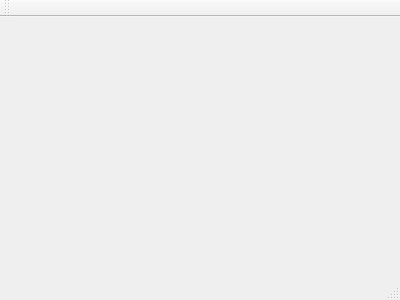
Above: mainwindow.ui from samadritakarmakar/thickpipe before the change. Below: the same form after it.
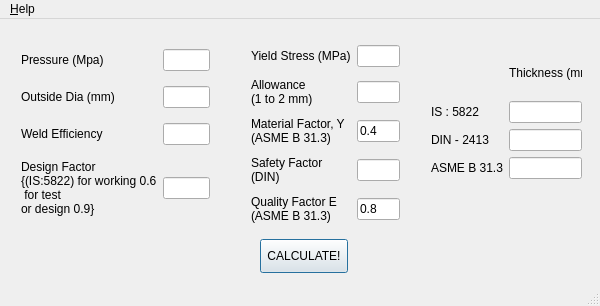
That is the form after the change.

```diff
--- a/mainwindow.ui
+++ b/mainwindow.ui
@@ -1,24 +1,292 @@
 <ui version="4.0">
  <class>MainWindow</class>
- <widget class="QMainWindow" name="MainWindow" >
-  <property name="geometry" >
+ <widget class="QMainWindow" name="MainWindow">
+  <property name="geometry">
    <rect>
     <x>0</x>
     <y>0</y>
-    <width>400</width>
-    <height>300</height>
+    <width>600</width>
+    <height>306</height>
    </rect>
   </property>
   <property name="windowTitle" >
    <string>MainWindow</string>
   </property>
-  <widget class="QMenuBar" name="menuBar" />
-  <widget class="QToolBar" name="mainToolBar" />
-  <widget class="QWidget" name="centralWidget" />
-  <widget class="QStatusBar" name="statusBar" />
+  <widget class="QWidget" name="centralWidget">
+   <widget class="QPushButton" name="pushButton">
+    <property name="geometry">
+     <rect>
+      <x>260</x>
+      <y>220</y>
+      <width>88</width>
+      <height>34</height>
+     </rect>
+    </property>
+    <property name="text">
+     <string>CALCULATE!</string>
+    </property>
+    <property name="autoDefault">
+     <bool>true</bool>
+    </property>
+    <property name="default">
+     <bool>true</bool>
+    </property>
+   </widget>
+   <widget class="QWidget" name="gridLayoutWidget">
+    <property name="geometry">
+     <rect>
+      <x>10</x>
+      <y>10</y>
+      <width>211</width>
+      <height>211</height>
+     </rect>
+    </property>
+    <layout class="QGridLayout" name="gridLayout">
+     <item row="2" column="0">
+      <widget class="QLabel" name="label_6">
+       <property name="text">
+        <string>Weld Efficiency</string>
+       </property>
+      </widget>
+     </item>
+     <item row="0" column="0">
+      <widget class="QLabel" name="label_4">
+       <property name="text">
+        <string>Pressure (Mpa)</string>
+       </property>
+      </widget>
+     </item>
+     <item row="1" column="0">
+      <widget class="QLabel" name="label_5">
+       <property name="text">
+        <string>Outside Dia (mm)</string>
+       </property>
+      </widget>
+     </item>
+     <item row="2" column="1">
+      <widget class="QLineEdit" name="we"/>
+     </item>
+     <item row="1" column="1">
+      <widget class="QLineEdit" name="od"/>
+     </item>
+     <item row="0" column="1">
+      <widget class="QLineEdit" name="pr"/>
+     </item>
+     <item row="3" column="0">
+      <widget class="QLabel" name="label_7">
+       <property name="text">
+        <string>Design Factor
+{(IS:5822) for working 0.6
+ for test 
+or design 0.9}</string>
+       </property>
+      </widget>
+     </item>
+     <item row="3" column="1">
+      <widget class="QLineEdit" name="df"/>
+     </item>
+    </layout>
+   </widget>
+   <widget class="QWidget" name="gridLayoutWidget_2">
+    <property name="geometry">
+     <rect>
+      <x>420</x>
+      <y>20</y>
+      <width>173</width>
+      <height>151</height>
+     </rect>
+    </property>
+    <layout class="QGridLayout" name="gridLayout_2">
+     <item row="2" column="2">
+      <widget class="QLineEdit" name="to_din">
+       <property name="readOnly">
+        <bool>true</bool>
+       </property>
+      </widget>
+     </item>
+     <item row="1" column="2">
+      <widget class="QLineEdit" name="to_is">
+       <property name="readOnly">
+        <bool>true</bool>
+       </property>
+      </widget>
+     </item>
+     <item row="1" column="0">
+      <widget class="QLabel" name="label">
+       <property name="text">
+        <string>IS : 5822</string>
+       </property>
+      </widget>
+     </item>
+     <item row="2" column="0">
+      <widget class="QLabel" name="label_2">
+       <property name="text">
+        <string>DIN - 2413</string>
+       </property>
+      </widget>
+     </item>
+     <item row="3" column="0">
+      <widget class="QLabel" name="label_3">
+       <property name="text">
+        <string>ASME B 31.3</string>
+       </property>
+      </widget>
+     </item>
+     <item row="3" column="2">
+      <widget class="QLineEdit" name="to_asme">
+       <property name="text">
+        <string/>
+       </property>
+       <property name="readOnly">
+        <bool>true</bool>
+       </property>
+      </widget>
+     </item>
+     <item row="0" column="2">
+      <widget class="QLabel" name="label_8">
+       <property name="text">
+        <string>Thickness (mm)</string>
+       </property>
+      </widget>
+     </item>
+    </layout>
+   </widget>
+   <widget class="QWidget" name="gridLayoutWidget_3">
+    <property name="geometry">
+     <rect>
+      <x>240</x>
+      <y>10</y>
+      <width>171</width>
+      <height>211</height>
+     </rect>
+    </property>
+    <layout class="QGridLayout" name="gridLayout_3">
+     <item row="2" column="1">
+      <widget class="QLineEdit" name="y">
+       <property name="text">
+        <string>0.4</string>
+       </property>
+       <property name="readOnly">
+        <bool>false</bool>
+       </property>
+      </widget>
+     </item>
+     <item row="0" column="0">
+      <widget class="QLabel" name="label_9">
+       <property name="text">
+        <string>Yield Stress (MPa)</string>
+       </property>
+      </widget>
+     </item>
+     <item row="0" column="1">
+      <widget class="QLineEdit" name="ys">
+       <property name="readOnly">
+        <bool>false</bool>
+       </property>
+      </widget>
+     </item>
+     <item row="1" column="0">
+      <widget class="QLabel" name="label_10">
+       <property name="text">
+        <string>Allowance 
+(1 to 2 mm)</string>
+       </property>
+      </widget>
+     </item>
+     <item row="1" column="1">
+      <widget class="QLineEdit" name="allnce">
+       <property name="readOnly">
+        <bool>false</bool>
+       </property>
+      </widget>
+     </item>
+     <item row="2" column="0">
+      <widget class="QLabel" name="label_11">
+       <property name="text">
+        <string>Material Factor, Y
+(ASME B 31.3)</string>
+       </property>
+      </widget>
+     </item>
+     <item row="3" column="1">
+      <widget class="QLineEdit" name="sfc">
+       <property name="readOnly">
+        <bool>false</bool>
+       </property>
+      </widget>
+     </item>
+     <item row="3" column="0">
+      <widget class="QLabel" name="label_12">
+       <property name="text">
+        <string>Safety Factor
+(DIN)</string>
+       </property>
+      </widget>
+     </item>
+     <item row="4" column="0">
+      <widget class="QLabel" name="label_13">
+       <property name="text">
+        <string>Quality Factor E
+(ASME B 31.3)</string>
+       </property>
+      </widget>
+     </item>
+     <item row="4" column="1">
+      <widget class="QLineEdit" name="E">
+       <property name="text">
+        <string>0.8</string>
+       </property>
+      </widget>
+     </item>
+    </layout>
+   </widget>
+  </widget>
+  <widget class="QStatusBar" name="statusBar"/>
+  <widget class="QMenuBar" name="menuBar">
+   <property name="geometry">
+    <rect>
+     <x>0</x>
+     <y>0</y>
+     <width>600</width>
+     <height>30</height>
+    </rect>
+   </property>
+   <widget class="QMenu" name="menu_Help">
+    <property name="title">
+     <string>&amp;Help</string>
+    </property>
+    <addaction name="action_Formulae"/>
+    <addaction name="actionAbout"/>
+   </widget>
+   <addaction name="menu_Help"/>
+  </widget>
+  <action name="action_Formulae">
+   <property name="text">
+    <string>&amp;Formulae</string>
+   </property>
+  </action>
+  <action name="actionAbout">
+   <property name="text">
+    <string>&amp;About</string>
+   </property>
+  </action>
  </widget>
- <layoutDefault spacing="6" margin="11" />
- <pixmapfunction></pixmapfunction>
+ <layoutdefault spacing="6" margin="11"/>
+ <tabstops>
+  <tabstop>pr</tabstop>
+  <tabstop>od</tabstop>
+  <tabstop>we</tabstop>
+  <tabstop>df</tabstop>
+  <tabstop>ys</tabstop>
+  <tabstop>allnce</tabstop>
+  <tabstop>y</tabstop>
+  <tabstop>sfc</tabstop>
+  <tabstop>E</tabstop>
+  <tabstop>pushButton</tabstop>
+  <tabstop>to_is</tabstop>
+  <tabstop>to_din</tabstop>
+  <tabstop>to_asme</tabstop>
+ </tabstops>
  <resources/>
  <connections/>
 </ui>
```
Left out of the diff: 3 changed lines with no effect on the pictures.
